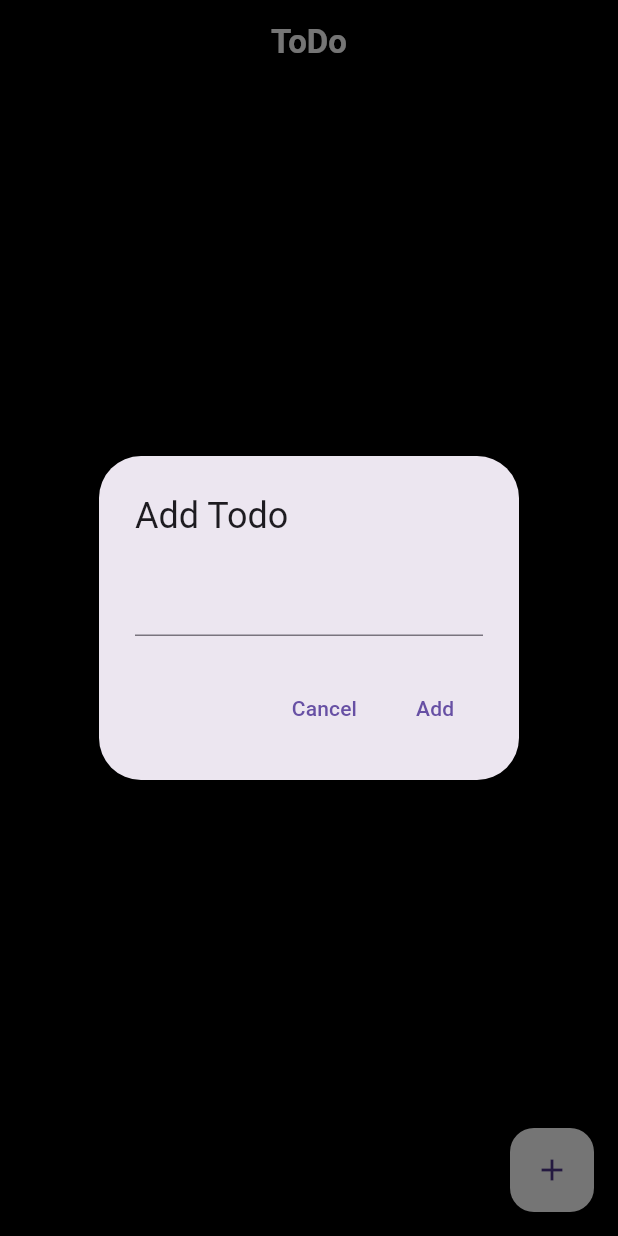
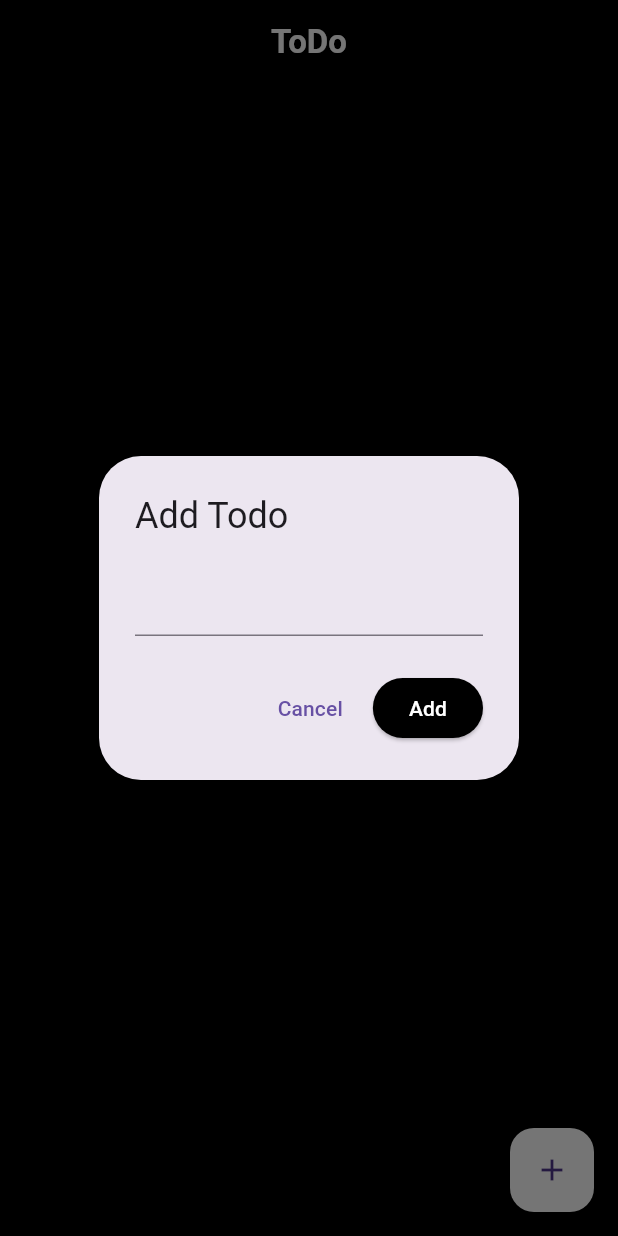
Before and after one commit to agamairi/bloc_todo_app, a Flutter app: the screen it shows after launch, after a tap on the "add" icon, on a phone screen of 412 x 824 dp. Run offline on Flutter 3.47's test engine with Material 3 defaults, Android fonts, the phone set to English and light mode, and no system bars; our stand-ins replace flutter_bloc, isar; accounts and stored records are empty; generated files the repository leaves out were written again.

Commit message:
updating ui for the alert dialog

```diff
--- a/lib/presentation/todo_view.dart
+++ b/lib/presentation/todo_view.dart
@@ -26,12 +26,20 @@ class TodoView extends StatelessWidget {
                 },
                 child: const Text('Cancel'),
               ),
-              TextButton(
+              ElevatedButton(
+                style: const ButtonStyle(
+                  backgroundColor: MaterialStatePropertyAll(
+                    Colors.black,
+                  ),
+                ),
                 onPressed: () {
                   todoCubit.addTodo(task.text);
                   Navigator.pop(context);
                 },
-                child: const Text('Add'),
+                child: const Text(
+                  'Add',
+                  style: TextStyle(color: Colors.white),
+                ),
               )
             ],
           );
```
